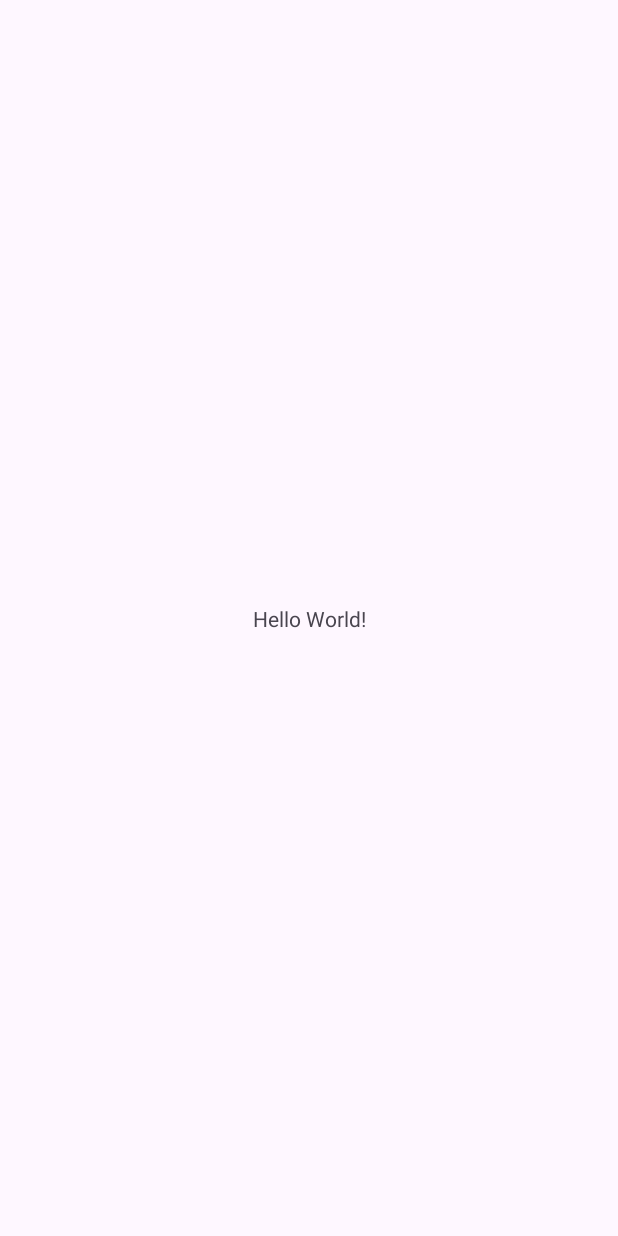
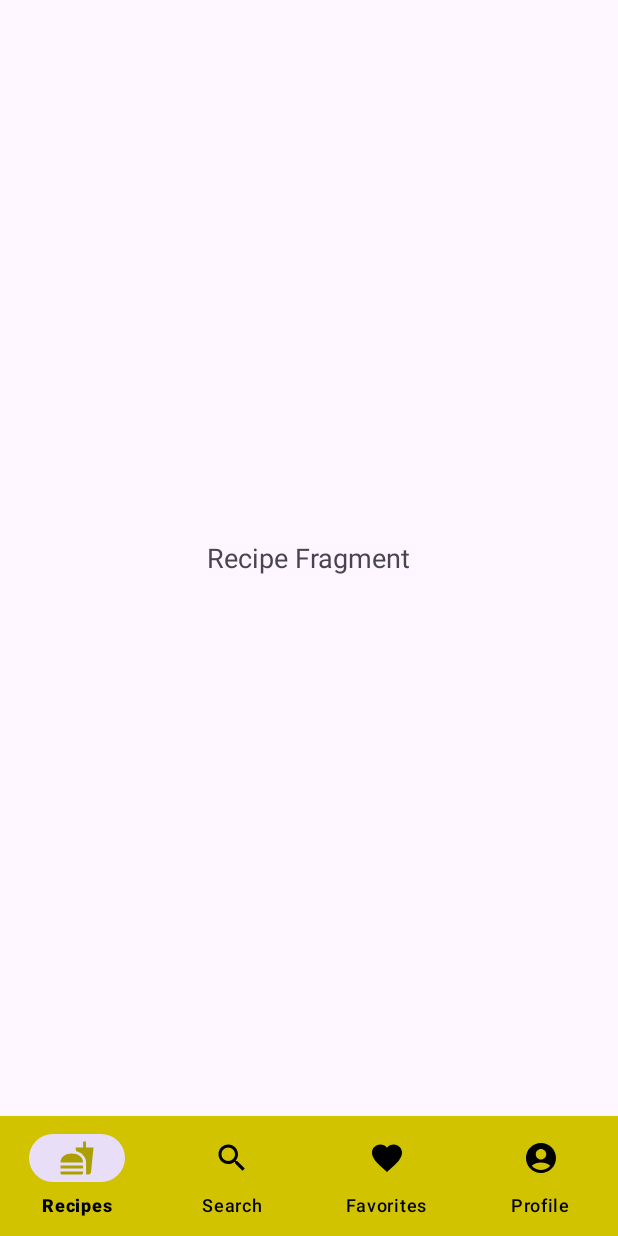
Before and after one commit to sukkrishvar-vijay/Recipe-Nest, an Android app: the screen it shows after launch (MainActivity), on a phone screen of 412 x 824 dp. Before the commit the screen is almost empty. Run offline under Robolectric (Android 15) with nearby library versions, the phone set to English and light mode, and no system bars.

Commit message:
added bottom navigation bar
fragments yet to be designed

```diff
--- a/app/build.gradle.kts
+++ b/app/build.gradle.kts
@@ -43,6 +43,7 @@ android {
 
 dependencies {
 
+//    implementation (platform("com.google.android.material:material:1.9.0"))
     implementation(platform("com.google.firebase:firebase-bom:33.3.0"))
     implementation("com.google.firebase:firebase-firestore-ktx")
     implementation(libs.androidx.core.ktx)
--- a/app/src/main/java/com/group2/recipenest/MainActivity.kt
+++ b/app/src/main/java/com/group2/recipenest/MainActivity.kt
@@ -1,11 +1,9 @@
-// Recipe Nest
 package com.group2.recipenest
 
 import android.os.Bundle
-import androidx.activity.enableEdgeToEdge
 import androidx.appcompat.app.AppCompatActivity
-import androidx.core.view.ViewCompat
-import androidx.core.view.WindowInsetsCompat
+import androidx.fragment.app.Fragment
+import com.google.android.material.bottomnavigation.BottomNavigationView
 import com.group2.recipenest.databinding.ActivityMainBinding
 
 class MainActivity : AppCompatActivity() {
@@ -15,18 +13,28 @@ class MainActivity : AppCompatActivity() {
     override fun onCreate(savedInstanceState: Bundle?) {
         super.onCreate(savedInstanceState)
 
-        // Initialize the binding
         binding = ActivityMainBinding.inflate(layoutInflater)
         setContentView(binding.root)
 
-        // Enable edge-to-edge functionality
-//        enableEdgeToEdge()
+        // Load the default fragment
+        loadFragment(RecipesFragment())
 
-        // Apply insets
-//        ViewCompat.setOnApplyWindowInsetsListener(binding.main) { v, insets ->
-//            val systemBars = insets.getInsets(WindowInsetsCompat.Type.systemBars())
-//            v.setPadding(systemBars.left, systemBars.top, systemBars.right, systemBars.bottom)
-//            insets
-//        }
+        // Set up bottom navigation
+        binding.bottomNavigation.setOnItemSelectedListener { item ->
+            when (item.itemId) {
+                R.id.nav_recipes -> loadFragment(RecipesFragment())
+                R.id.nav_search -> loadFragment(SearchFragment())
+                R.id.nav_favorites -> loadFragment(FavoritesFragment())
+                R.id.nav_profile -> loadFragment(ProfileFragment())
+            }
+            true
+        }
+    }
+
+    // Helper function to load fragments
+    private fun loadFragment(fragment: Fragment) {
+        supportFragmentManager.beginTransaction()
+            .replace(R.id.fragment_container, fragment)
+            .commit()
     }
 }
--- /dev/null
+++ b/app/src/main/java/com/group2/recipenest/RecipesFragment.kt
@@ -0,0 +1,17 @@
+package com.group2.recipenest
+
+import android.os.Bundle
+import android.view.LayoutInflater
+import android.view.View
+import android.view.ViewGroup
+import androidx.fragment.app.Fragment
+
+class RecipesFragment : Fragment() {
+
+    override fun onCreateView(
+        inflater: LayoutInflater, container: ViewGroup?,
+        savedInstanceState: Bundle?
+    ): View? {
+        return inflater.inflate(R.layout.fragment_recipe, container, false)
+    }
+}
--- /dev/null
+++ b/app/src/main/res/color/nav_item_icon_color.xml
@@ -0,0 +1,7 @@
+<?xml version="1.0" encoding="utf-8"?>
+<selector xmlns:android="http://schemas.android.com/apk/res/android">
+    <!-- Selected state with the icon color of your choice -->
+    <item android:color="#ACA000" android:state_checked="true" />
+    <!-- Default (unselected) state with a different color -->
+    <item android:color="#000000" android:state_checked="false" />
+</selector>
--- /dev/null
+++ b/app/src/main/res/color/nav_item_label_color.xml
@@ -0,0 +1,7 @@
+<?xml version="1.0" encoding="utf-8"?>
+<selector xmlns:android="http://schemas.android.com/apk/res/android">
+    <!-- Selected text color -->
+    <item android:color="#000000" android:state_checked="true" />
+    <!-- Unselected text color -->
+    <item android:color="#000000" android:state_checked="false" />
+</selector>
--- /dev/null
+++ b/app/src/main/res/drawable/ic_favorites.xml
@@ -0,0 +1,5 @@
+<vector xmlns:android="http://schemas.android.com/apk/res/android" android:height="24dp" android:tint="#000000" android:viewportHeight="24" android:viewportWidth="24" android:width="24dp">
+
+    <path android:fillColor="@android:color/white" android:pathData="M12,21.35l-1.45,-1.32C5.4,15.36 2,12.28 2,8.5 2,5.42 4.42,3 7.5,3c1.74,0 3.41,0.81 4.5,2.09C13.09,3.81 14.76,3 16.5,3 19.58,3 22,5.42 22,8.5c0,3.78 -3.4,6.86 -8.55,11.54L12,21.35z"/>
+
+</vector>
--- /dev/null
+++ b/app/src/main/res/drawable/ic_home.xml
@@ -0,0 +1,5 @@
+<vector xmlns:android="http://schemas.android.com/apk/res/android" android:height="24dp" android:tint="#000000" android:viewportHeight="24" android:viewportWidth="24" android:width="24dp">
+
+    <path android:fillColor="@android:color/white" android:pathData="M10,20v-6h4v6h5v-8h3L12,3 2,12h3v8z"/>
+
+</vector>
--- /dev/null
+++ b/app/src/main/res/drawable/ic_profile.xml
@@ -0,0 +1,5 @@
+<vector xmlns:android="http://schemas.android.com/apk/res/android" android:height="24dp" android:tint="#000000" android:viewportHeight="24" android:viewportWidth="24" android:width="24dp">
+
+    <path android:fillColor="@android:color/white" android:pathData="M12,2C6.48,2 2,6.48 2,12s4.48,10 10,10s10,-4.48 10,-10S17.52,2 12,2zM12,6c1.93,0 3.5,1.57 3.5,3.5S13.93,13 12,13s-3.5,-1.57 -3.5,-3.5S10.07,6 12,6zM12,20c-2.03,0 -4.43,-0.82 -6.14,-2.88C7.55,15.8 9.68,15 12,15s4.45,0.8 6.14,2.12C16.43,19.18 14.03,20 12,20z"/>
+
+</vector>
--- /dev/null
+++ b/app/src/main/res/drawable/ic_recipes.xml
@@ -0,0 +1,5 @@
+<vector xmlns:android="http://schemas.android.com/apk/res/android" android:height="24dp" android:tint="#000000" android:viewportHeight="24" android:viewportWidth="24" android:width="24dp">
+
+    <path android:fillColor="@android:color/white" android:pathData="M18.06,22.99h1.66c0.84,0 1.53,-0.64 1.63,-1.46L23,5.05h-5L18,1h-1.97v4.05h-4.97l0.3,2.34c1.71,0.47 3.31,1.32 4.27,2.26 1.44,1.42 2.43,2.89 2.43,5.29v8.05zM1,21.99L1,21h15.03v0.99c0,0.55 -0.45,1 -1.01,1L2.01,22.99c-0.56,0 -1.01,-0.45 -1.01,-1zM16.03,14.99c0,-8 -15.03,-8 -15.03,0h15.03zM1.02,17h15v2h-15z"/>
+
+</vector>
--- /dev/null
+++ b/app/src/main/res/drawable/ic_search.xml
@@ -0,0 +1,5 @@
+<vector xmlns:android="http://schemas.android.com/apk/res/android" android:height="24dp" android:tint="#000000" android:viewportHeight="24" android:viewportWidth="24" android:width="24dp">
+
+    <path android:fillColor="@android:color/white" android:pathData="M15.5,14h-0.79l-0.28,-0.27C15.41,12.59 16,11.11 16,9.5 16,5.91 13.09,3 9.5,3S3,5.91 3,9.5 5.91,16 9.5,16c1.61,0 3.09,-0.59 4.23,-1.57l0.27,0.28v0.79l5,4.99L20.49,19l-4.99,-5zM9.5,14C7.01,14 5,11.99 5,9.5S7.01,5 9.5,5 14,7.01 14,9.5 11.99,14 9.5,14z"/>
+
+</vector>
--- a/app/src/main/res/layout/activity_main.xml
+++ b/app/src/main/res/layout/activity_main.xml
@@ -1,19 +1,27 @@
-<?xml version="1.0" encoding="utf-8"?>
-<androidx.constraintlayout.widget.ConstraintLayout xmlns:android="http://schemas.android.com/apk/res/android"
+<LinearLayout xmlns:android="http://schemas.android.com/apk/res/android"
     xmlns:app="http://schemas.android.com/apk/res-auto"
-    xmlns:tools="http://schemas.android.com/tools"
-    android:id="@+id/main"
+    android:orientation="vertical"
     android:layout_width="match_parent"
-    android:layout_height="match_parent"
-    tools:context=".MainActivity">
+    android:layout_height="match_parent">
 
-    <TextView
-        android:layout_width="wrap_content"
+    <!-- Fragment container -->
+    <FrameLayout
+        android:id="@+id/fragment_container"
+        android:layout_width="match_parent"
+        android:layout_height="0dp"
+        android:layout_weight="1" />
+
+    <!-- Bottom Navigation Bar -->
+    <com.google.android.material.bottomnavigation.BottomNavigationView
+        android:id="@+id/bottom_navigation"
+        android:layout_width="match_parent"
         android:layout_height="wrap_content"
-        android:text="Hello World!"
-        app:layout_constraintBottom_toBottomOf="parent"
-        app:layout_constraintEnd_toEndOf="parent"
-        app:layout_constraintStart_toStartOf="parent"
-        app:layout_constraintTop_toTopOf="parent" />
+        android:background="#D1C300"
+        app:menu="@menu/bottom_nav_menu"
+        app:itemIconTint="@color/nav_item_icon_color"
+        app:itemTextColor="@color/nav_item_label_color"
+        app:labelVisibilityMode="labeled"
+    />
 
-</androidx.constraintlayout.widget.ConstraintLayout>
+
+</LinearLayout>
--- /dev/null
+++ b/app/src/main/res/layout/fragment_recipe.xml
@@ -0,0 +1,12 @@
+<LinearLayout xmlns:android="http://schemas.android.com/apk/res/android"
+    android:layout_width="match_parent"
+    android:layout_height="match_parent"
+    android:gravity="center"
+    android:orientation="vertical">
+
+    <TextView
+        android:layout_width="wrap_content"
+        android:layout_height="wrap_content"
+        android:text="Recipe Fragment"
+        android:textSize="18sp" />
+</LinearLayout>
--- /dev/null
+++ b/app/src/main/res/menu/bottom_nav_menu.xml
@@ -0,0 +1,18 @@
+<menu xmlns:android="http://schemas.android.com/apk/res/android">
+    <item
+        android:id="@+id/nav_recipes"
+        android:icon="@drawable/ic_recipes"
+        android:title="Recipes" />
+    <item
+        android:id="@+id/nav_search"
+        android:icon="@drawable/ic_search"
+        android:title="Search" />
+    <item
+        android:id="@+id/nav_favorites"
+        android:icon="@drawable/ic_favorites"
+        android:title="Favorites" />
+    <item
+        android:id="@+id/nav_profile"
+        android:icon="@drawable/ic_profile"
+        android:title="Profile" />
+</menu>
```
Also changed, not shown: app/src/main/java/com/group2/recipenest/FavoritesFragment.kt (added, +17 -0 lines), app/src/main/java/com/group2/recipenest/ProfileFragment.kt (added, +17 -0 lines), app/src/main/java/com/group2/recipenest/SearchFragment.kt (added, +17 -0 lines), app/src/main/res/layout/fragment_favorites.xml (added, +12 -0 lines), app/src/main/res/layout/fragment_profile.xml (added, +12 -0 lines), app/src/main/res/layout/fragment_search.xml (added, +12 -0 lines).
